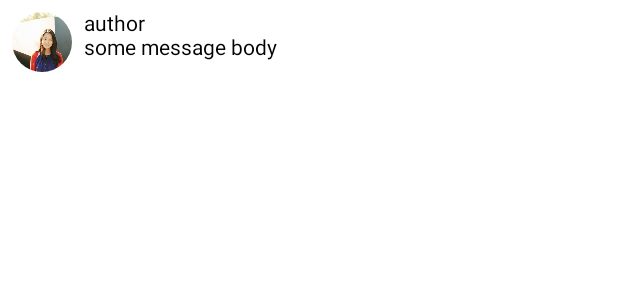
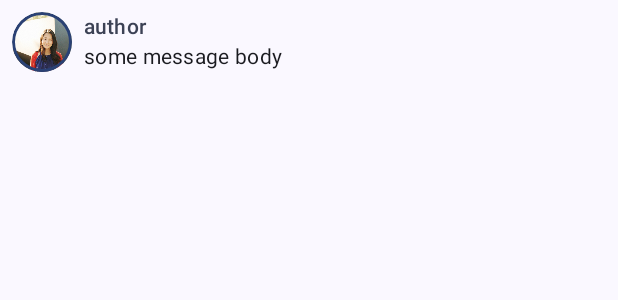
Before and after one commit to Hercules141/composeTutorial, an Android app built with Jetpack Compose: the @Preview function PreviewMessageCard, on a phone screen of 412 x 824 dp. Shown: the top 300 px of the screen. Run offline under Robolectric (Android 15) with nearby library versions, the phone set to English and light mode, and no system bars.

Commit message:
Added Style with theme, typography and material theme

```diff
--- a/app/src/main/java/com/example/composetutorial/MainActivity.kt
+++ b/app/src/main/java/com/example/composetutorial/MainActivity.kt
@@ -4,8 +4,11 @@ import android.os.Bundle
 import androidx.activity.ComponentActivity
 import androidx.activity.compose.setContent
 import androidx.compose.foundation.Image
+import androidx.compose.foundation.border
 import androidx.compose.foundation.layout.*
 import androidx.compose.foundation.shape.CircleShape
+import androidx.compose.material3.MaterialTheme
+import androidx.compose.material3.Surface
 import androidx.compose.material3.Text
 import androidx.compose.runtime.Composable
 import androidx.compose.ui.Modifier
@@ -13,6 +16,7 @@ import androidx.compose.ui.draw.clip
 import androidx.compose.ui.tooling.preview.Preview
 import androidx.compose.ui.res.painterResource
 import androidx.compose.ui.unit.dp
+import com.example.composetutorial.ui.theme.ComposeTutorialTheme
 
 class MainActivity : ComponentActivity() {
     override fun onCreate(savedInstanceState: Bundle?) {
@@ -29,6 +33,9 @@ data class SimpleMessage(val author: String, val body: String)
 //base function to create a new Message Card in Layout
 @Composable
 fun MessageCard(msg: SimpleMessage) {
+
+    ComposeTutorialTheme{
+        Surface(modifier = Modifier.fillMaxSize()){
             Row(
                 modifier = Modifier.padding(all = 8.dp)
             ) {
@@ -38,15 +45,23 @@ fun MessageCard(msg: SimpleMessage) {
                     modifier = Modifier
                         .size(40.dp)
                         .clip(CircleShape)
+                        .border(2.dp, MaterialTheme.colorScheme.primary, CircleShape)
                 )
 
                 Spacer(modifier = Modifier.width(8.dp))
 
                 Column {
-            Text(text = msg.author)
-            Text(text = msg.body)
+                    Text(
+                        text = msg.author,
+                        color = MaterialTheme.colorScheme.secondary,
+                        style = MaterialTheme.typography.titleSmall)
+                    Text(
+                        text = msg.body,
+                        style = MaterialTheme.typography.bodyMedium)
                 }
 
+            }
+        }
     }
 
 }
@@ -54,5 +69,9 @@ fun MessageCard(msg: SimpleMessage) {
 @Preview
 @Composable
 fun PreviewMessageCard(){
+    ComposeTutorialTheme {
+        Surface {
             MessageCard(SimpleMessage("author", "some message body"))
         }
+    }
+}
```
Lines whose indentation alone changed are shown as unchanged.
